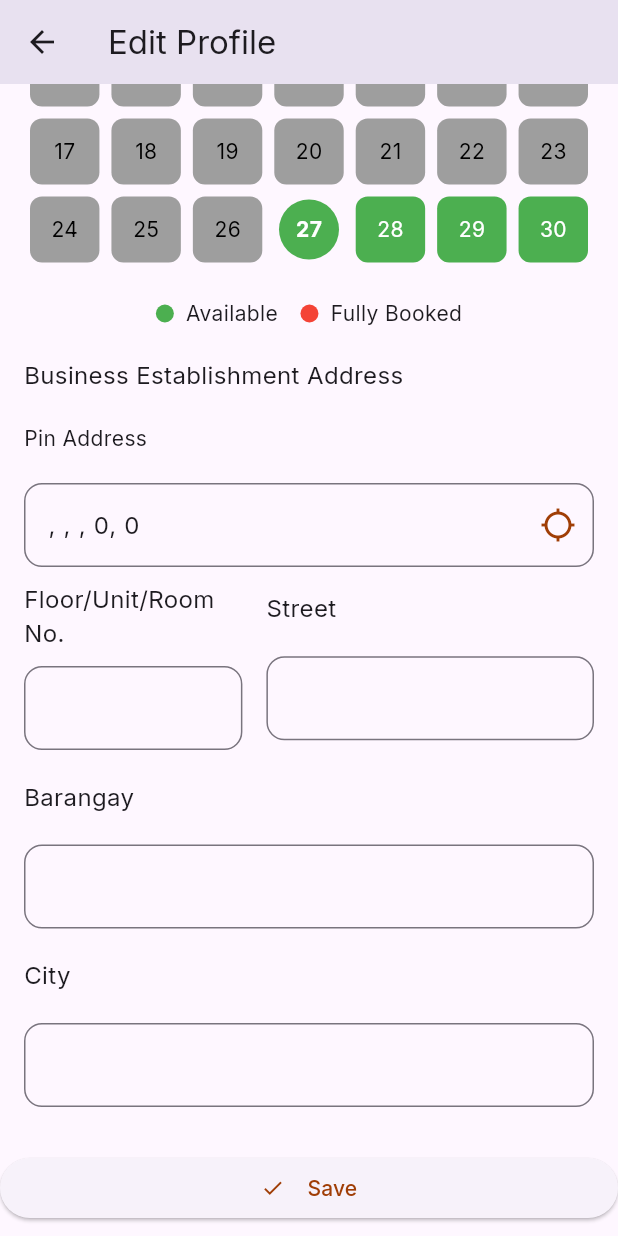
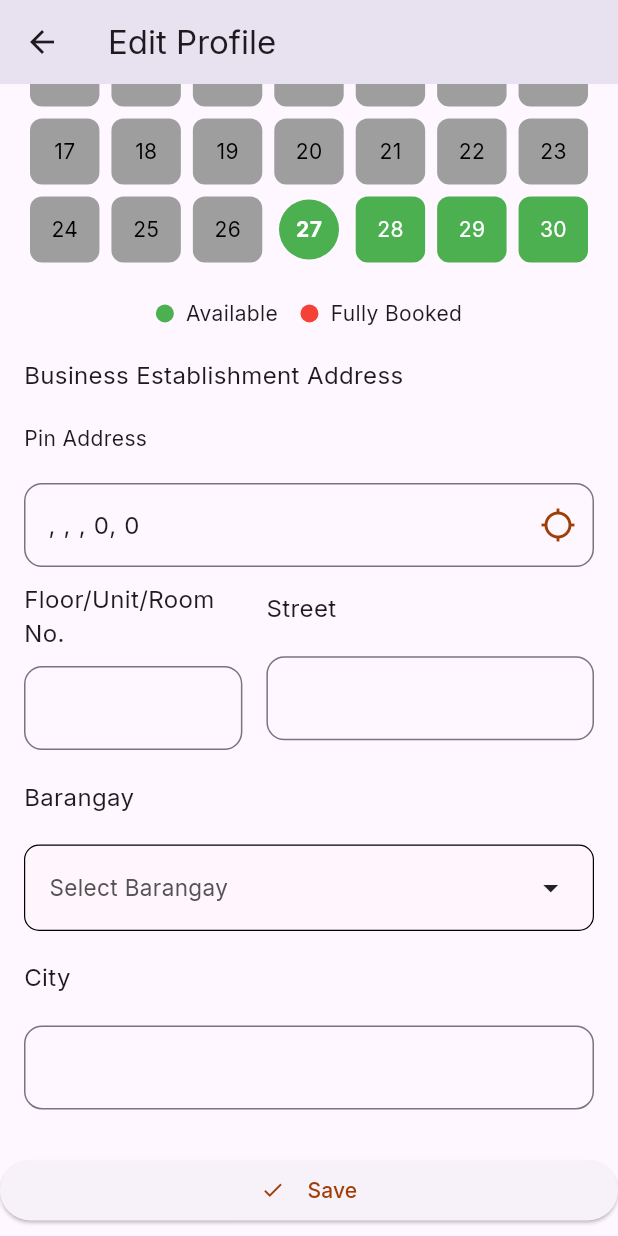
Before and after one commit to Pamfurred-Service-Provider/pamfurred_service_provider, a Flutter app: the EditProfileScreen screen opened directly, scrolled down 576 dp, on a phone screen of 412 x 824 dp. Run offline on Flutter 3.47's test engine with Material 3 defaults, Android fonts, the phone set to English and light mode, and no system bars; drawn by our look-alikes of animated_custom_dropdown, table_calendar; our stand-ins replace badges, email_validator, firebase_core, firebase_messaging, fl_chart, flutter_local_notifications and 10 more; missing offline and left inert: philippines_rpcmb; accounts and stored records are empty.

Commit message:
edit profile -barangay is now in a dropdown list. pin location - get and pin current location dropdown_decoration - for the dropdown decoration and search functionality.

```diff
--- /dev/null
+++ b/lib/Widgets/dropdown_decoration.dart
@@ -0,0 +1,27 @@
+// A reusable helper function for dropdown styling
+import 'package:animated_custom_dropdown/custom_dropdown.dart';
+import 'package:flutter/material.dart';
+import 'package:service_provider/components/globals.dart';
+
+CustomDropdownDecoration getDropdownDecoration() {
+  return CustomDropdownDecoration(
+    closedFillColor: Color.fromARGB(18, 247, 222, 222),
+    expandedFillColor: Colors.white,
+    closedSuffixIcon: const Icon(Icons.arrow_drop_down),
+    expandedSuffixIcon: const Icon(Icons.arrow_drop_up),
+    closedBorder: Border.all(color: Colors.black, width: .8),
+    closedBorderRadius: BorderRadius.circular(secondaryBorderRadius),
+    closedErrorBorder: Border.all(color: Colors.red),
+    closedErrorBorderRadius: BorderRadius.circular(secondaryBorderRadius),
+    expandedBorder: Border.all(color: primaryColor, width: .15),
+    expandedBorderRadius: BorderRadius.circular(secondaryBorderRadius),
+    hintStyle: const TextStyle(color: greyColor, fontSize: regularText),
+    noResultFoundStyle:
+        const TextStyle(color: Colors.red, fontSize: regularText),
+    errorStyle: const TextStyle(color: Colors.red, fontSize: regularText),
+    listItemStyle: const TextStyle(color: Colors.black, fontSize: regularText),
+    overlayScrollbarDecoration: const ScrollbarThemeData(
+      thumbColor: WidgetStatePropertyAll(lightGreyColor),
+    ),
+  );
+}
--- a/lib/screens/edit_profile.dart
+++ b/lib/screens/edit_profile.dart
@@ -1,10 +1,12 @@
 import 'package:flutter/material.dart';
+import 'package:service_provider/Widgets/dropdown_decoration.dart';
 import 'package:service_provider/screens/appointment_time_slot.dart';
 import 'package:service_provider/screens/pin_location.dart';
 import 'package:table_calendar/table_calendar.dart';
 import 'package:supabase_flutter/supabase_flutter.dart';
 import 'package:service_provider/components/date_and_time_formatter.dart';
 import 'package:philippines_rpcmb/philippines_rpcmb.dart';
+import 'package:animated_custom_dropdown/custom_dropdown.dart';
 
 class EditProfileScreen extends StatefulWidget {
   const EditProfileScreen({super.key, this.profileData});
@@ -115,7 +117,11 @@ class EditProfileScreenState extends State<EditProfileScreen> {
     final serviceSession = supabase.auth.currentSession;
     userId = serviceSession?.user.id ?? '';
     print('User ID: $userId');
-
+    // Set default municipality
+    municipality = predefinedProvince.municipalities.firstWhere(
+      (mun) => mun.name == 'CAGAYAN DE ORO CITY', // Example municipality
+      orElse: () => predefinedProvince.municipalities.first,
+    );
     // Fetch the user's service provider data from Supabase
     _fetchServiceProviderData();
   }
@@ -649,20 +655,44 @@ class EditProfileScreenState extends State<EditProfileScreen> {
                   style: TextStyle(fontSize: 16),
                 ),
                 const SizedBox(height: 20),
-                TextField(
-                  textCapitalization: TextCapitalization.words,
-                  controller: barangayController,
-                  decoration: const InputDecoration(
-                    border: OutlineInputBorder(
-                      borderRadius: BorderRadius.all(
-                        Radius.circular(12.0),
-                      ),
-                    ),
-                  ),
+                CustomDropdown<String>.search(
+                  decoration: getDropdownDecoration(),
+                  hintText: 'Select Barangay', // Label as a hint
+                  items: municipality?.barangays ?? [],
+                  onChanged: (String? value) {
+                    setState(() {
+                      barangay = value;
+                      value ?? ''; // Update controller
+                    });
+                  },
                 ),
+                // DropdownButtonFormField<String>(
+                //   value: barangay, // Currently selected barangay
+                //   decoration: const InputDecoration(
+                //     border: OutlineInputBorder(
+                //       borderRadius: BorderRadius.all(
+                //         Radius.circular(12.0),
+                //       ),
+                //     ),
+                //   ),
+                //   items: municipality?.barangays
+                //       .map<DropdownMenuItem<String>>((barangay) {
+                //     return DropdownMenuItem<String>(
+                //       value: barangay,
+                //       child: Text(barangay),
+                //     );
+                //   }).toList(),
+                //   onChanged: (String? newBarangay) {
+                //     setState(() {
+                //       barangay = newBarangay;
+                //       barangayController.text = newBarangay ?? '';
+                //     });
+                //   },
+                // ),
               ],
             ),
           ),
+
           const SizedBox(height: 20),
           Padding(
             padding: const EdgeInsets.symmetric(horizontal: 16.0),
--- a/lib/screens/pin_location.dart
+++ b/lib/screens/pin_location.dart
@@ -49,8 +49,10 @@ class PinAddressState extends State<PinAddress>
       setState(() {
         latitude = position.latitude;
         longitude = position.longitude;
+        pinnedLocation = LatLng(latitude!, longitude!); // Set default pin
         isLoading = false;
       });
+      await fetchAddress(pinnedLocation!); // Fetch address for current location
     } else {
       setState(() {
         locationMessage = status.isDenied
@@ -90,7 +92,7 @@ class PinAddressState extends State<PinAddress>
         });
       }
     } catch (e) {
-      ("Error retrieving address: $e");
+      ("Error retrieving address");
     }
   }
 
@@ -133,7 +135,7 @@ class PinAddressState extends State<PinAddress>
           : latitude != null && longitude != null
               ? FlutterMap(
                   options: MapOptions(
-                    initialCenter: LatLng(latitude!, longitude!),
+                    initialCenter: pinnedLocation ?? LatLng(0, 0),
                     initialZoom: 13.0,
                     minZoom: 5.0,
                     maxZoom: 18.0,
--- a/pubspec.yaml
+++ b/pubspec.yaml
@@ -75,6 +75,8 @@ dependencies:
   geocoding: ^3.0.0
   philippines_rpcmb: ^0.0.3
 
+  #dropdown
+  animated_custom_dropdown: ^3.1.1
   #backend
   supabase_flutter: ^1.10.25
   firebase_core: ^3.7.0
```
Also changed, not shown: pubspec.lock.
